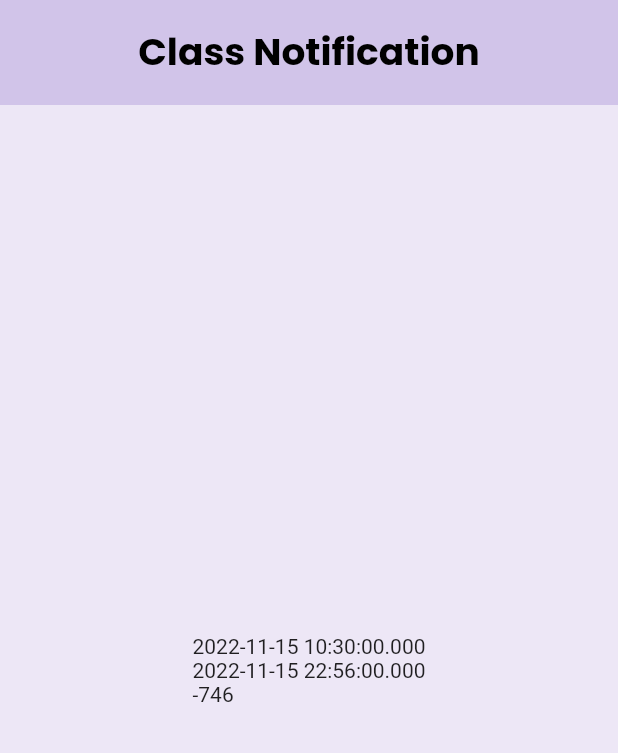
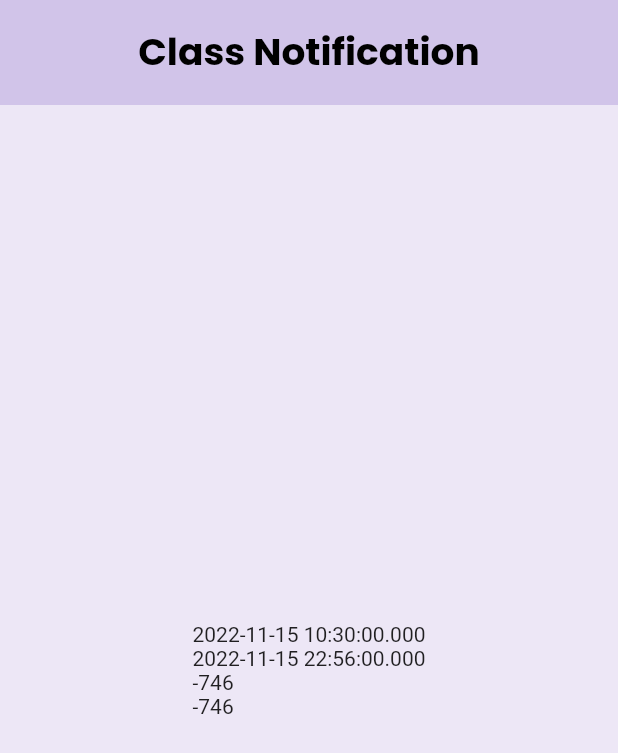
Before and after one commit to ShakriyaPanday/timetable, a Flutter app: the screen it shows after launch, on a phone screen of 412 x 824 dp. Shown: the top 753 px of the screen. Run offline on Flutter 3.47's test engine with Material 2 defaults, Android fonts, the phone set to English and light mode, and no system bars; our stand-ins replace google_fonts.

Commit message:
Time difference added

```diff
--- a/lib/pages/homepage.dart
+++ b/lib/pages/homepage.dart
@@ -5,6 +5,9 @@ import 'package:intl/intl.dart';
 class HomePage extends StatelessWidget {
   DateTime datetime1 = DateTime.now();
   DateTime datetime2 = DateTime(2022, 11, 15, 22, 56);
+
+  DateTime now = DateTime.now();
+
   Duration diff = Duration();
 
   @override
@@ -35,6 +38,10 @@ class HomePage extends StatelessWidget {
                 child:
                     Text(datetime1.difference(datetime2).inMinutes.toString()),
               ),
+              Container(
+                child:
+                    Text(datetime1.difference(datetime2).inMinutes.toString()),
+              ),
             ]),
       ),
     );
```
